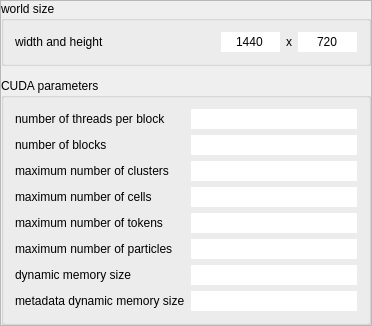
Old version of the form source/Gui/ComputationSettingsWidget.ui in the repository chrxh/alien.
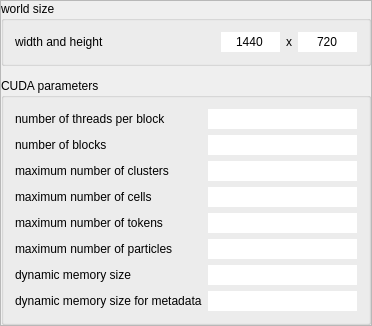
New version of the form.

Commit message: + requirements of examples lowered + infos in bug report dialog extended

The edit to the form file:
```diff
--- a/source/Gui/ComputationSettingsWidget.ui
+++ b/source/Gui/ComputationSettingsWidget.ui
@@ -196,7 +196,7 @@
          <item row="7" column="0">
           <widget class="QLabel" name="label_21">
            <property name="text">
-            <string>metadata dynamic memory size</string>
+            <string>dynamic memory size for metadata</string>
            </property>
           </widget>
          </item>
```
The commit also changes 4 other files.
